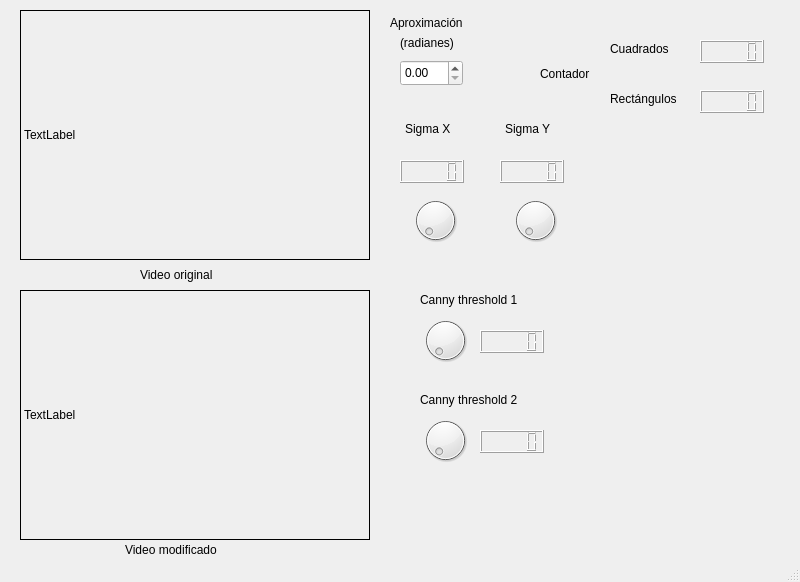
This is Tarea-1/mainwindow.ui in JoserraLP/ImagenDigital as Qt 5 draws it before an edit. The edited form follows.
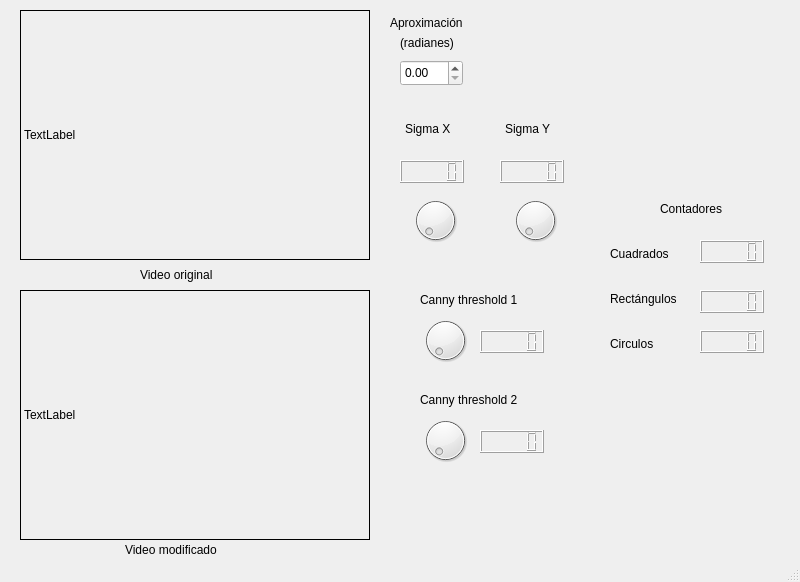
This is the edited form.

```diff
--- a/Tarea-1/mainwindow.ui
+++ b/Tarea-1/mainwindow.ui
@@ -256,7 +256,7 @@
     <property name="geometry">
      <rect>
       <x>700</x>
-      <y>40</y>
+      <y>240</y>
       <width>64</width>
       <height>23</height>
      </rect>
@@ -265,21 +265,21 @@
    <widget class="QLabel" name="label_4">
     <property name="geometry">
      <rect>
-      <x>540</x>
-      <y>65</y>
-      <width>67</width>
+      <x>660</x>
+      <y>200</y>
+      <width>80</width>
       <height>17</height>
      </rect>
     </property>
     <property name="text">
-     <string>Contador</string>
+     <string>Contadores</string>
     </property>
    </widget>
    <widget class="QLCDNumber" name="num_rectangulos">
     <property name="geometry">
      <rect>
       <x>700</x>
-      <y>90</y>
+      <y>290</y>
       <width>64</width>
       <height>23</height>
      </rect>
@@ -289,7 +289,7 @@
     <property name="geometry">
      <rect>
       <x>610</x>
-      <y>40</y>
+      <y>245</y>
       <width>75</width>
       <height>17</height>
      </rect>
@@ -302,7 +302,7 @@
     <property name="geometry">
      <rect>
       <x>610</x>
-      <y>90</y>
+      <y>290</y>
       <width>85</width>
       <height>17</height>
      </rect>
@@ -311,6 +311,29 @@
      <string>Rectángulos</string>
     </property>
    </widget>
+   <widget class="QLCDNumber" name="num_circulos">
+    <property name="geometry">
+     <rect>
+      <x>700</x>
+      <y>330</y>
+      <width>64</width>
+      <height>23</height>
+     </rect>
+    </property>
+   </widget>
+   <widget class="QLabel" name="label_7">
+    <property name="geometry">
+     <rect>
+      <x>610</x>
+      <y>335</y>
+      <width>75</width>
+      <height>17</height>
+     </rect>
+    </property>
+    <property name="text">
+     <string>Circulos</string>
+    </property>
+   </widget>
   </widget>
   <widget class="QStatusBar" name="statusbar"/>
  </widget>
```
